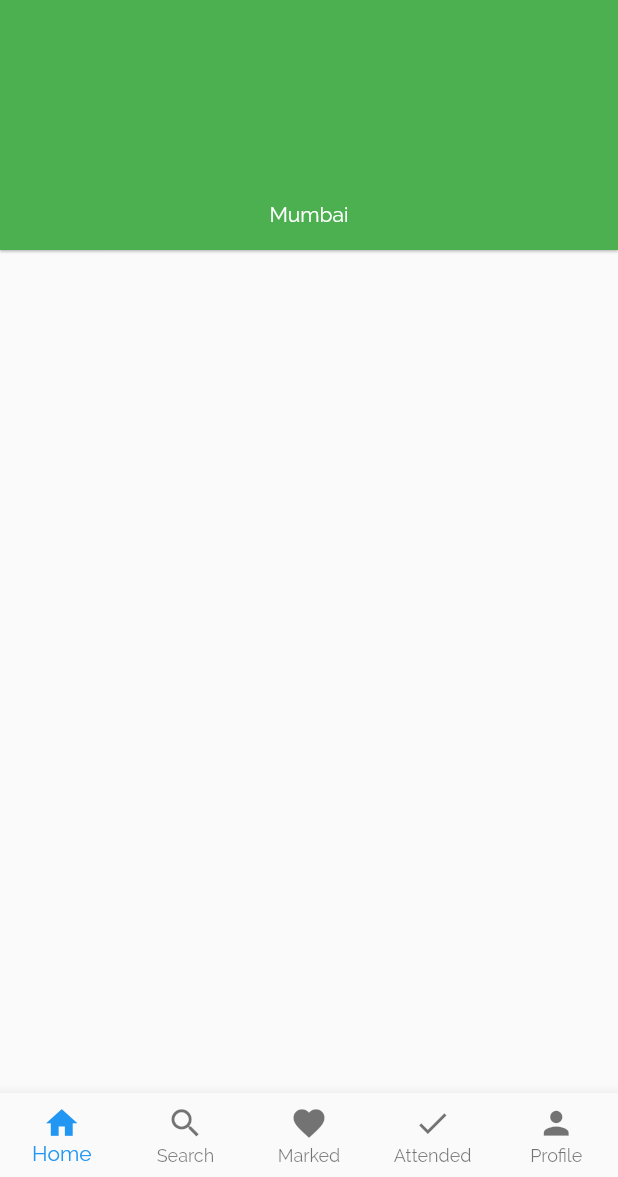
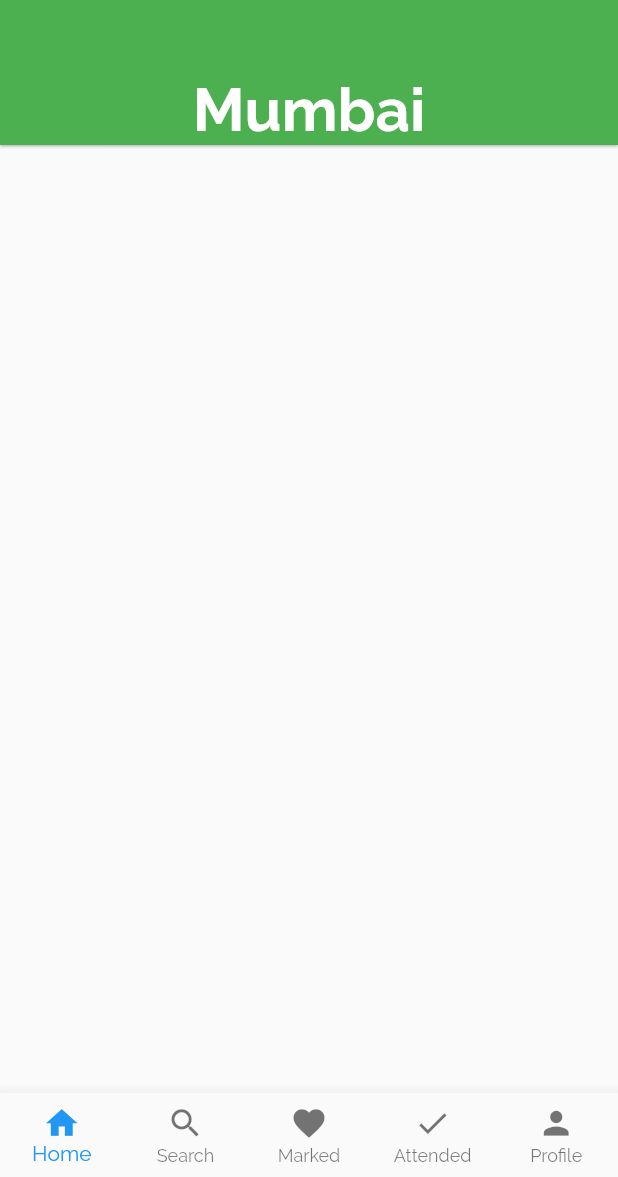
Before and after one commit to Dharmin8/social_app, a Flutter app: the screen it shows after launch, on a phone screen of 412 x 824 dp, the part 59-1236 px from its top. Run offline on Flutter 3.47's test engine with Material 2 defaults, Android fonts, the phone set to English and light mode, and no system bars.

Commit message:
Location button changed basic

```diff
--- a/lib/app_home.dart
+++ b/lib/app_home.dart
@@ -39,14 +39,20 @@ void onTabTapped (int index){
 
           bottom:
           PreferredSize(
-            preferredSize: Size(50, 150),
+            preferredSize: Size(50, 80),
             child: Container(
-              alignment: Alignment.center,
+              alignment: Alignment.topCenter,
               child: RaisedButton(
                   textColor: Colors.white,
                   color: Colors.green,
-                  child: Text("Mumbai"),
+                  child: Text("Mumbai",
+                  style: TextStyle(
+                    fontSize: 40,
+                    fontWeight: FontWeight.bold,
+                    fontFamily: 'Raleway'
+                  ),),
                   elevation: 0,
+
                   onPressed: () {}),
             ),
           ),
```
